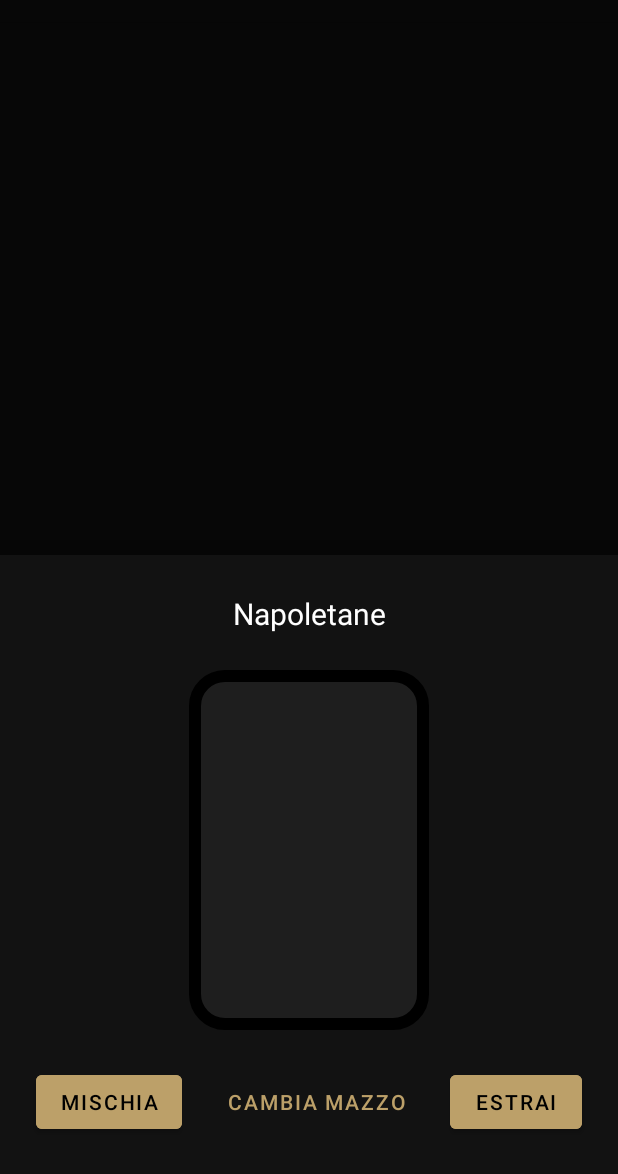
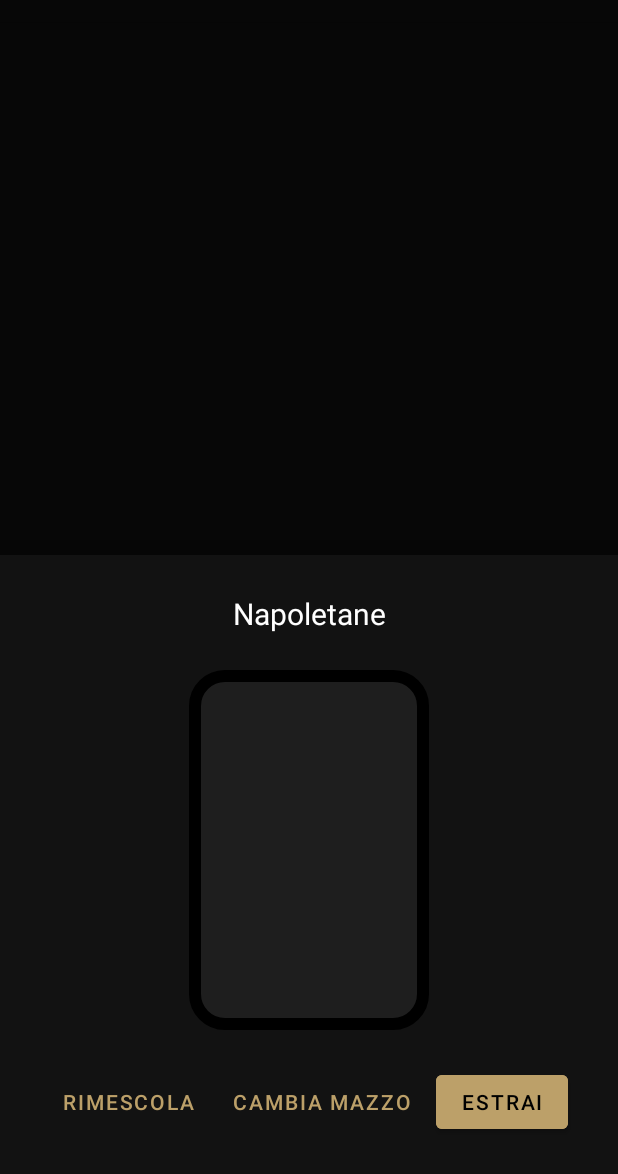
Before and after one commit to oresteLeone/Omnitop, an Android app: the fragment EstrazioneCarteFragment placed in its activity, on a phone screen of 412 x 824 dp, the part 62-1236 px from its top. Run offline under Robolectric (Android 15) with nearby library versions, the light colour scheme and no system bars.

Commit message:
piccola modifica layout carte

```diff
--- a/app/src/main/res/layout/estrazione_carte_layout.xml
+++ b/app/src/main/res/layout/estrazione_carte_layout.xml
@@ -53,7 +53,7 @@
             app:layout_constraintStart_toStartOf="@+id/card1"
             app:layout_constraintTop_toTopOf="@+id/card1"
             android:text=""
-            >
+            android:textSize="16sp"            >
 
         </TextView>
 
@@ -80,19 +80,20 @@
             android:text="@string/estraicarta"
             android:textColor="@color/black"
             app:layout_constraintBottom_toBottomOf="parent"
-            app:layout_constraintEnd_toEndOf="parent" />
+            app:layout_constraintEnd_toEndOf="parent"
+            app:layout_constraintStart_toEndOf="@+id/btn_change" />
 
         <Button
             android:id="@+id/btn_mischia"
-            style="@style/Widget.MaterialComponents.Button"
+            style="@style/Widget.MaterialComponents.Button.TextButton"
             android:layout_width="wrap_content"
             android:layout_height="wrap_content"
             android:layout_marginStart="24dp"
             android:layout_marginBottom="24dp"
-            android:backgroundTint="@color/Primary"
             android:text="@string/mischiaMazzo"
-            android:textColor="@color/black"
+            android:textColor="@color/Primary"
             app:layout_constraintBottom_toBottomOf="parent"
+            app:layout_constraintEnd_toStartOf="@+id/btn_change"
             app:layout_constraintStart_toStartOf="parent" />
 
 
--- a/app/src/main/res/values/strings.xml
+++ b/app/src/main/res/values/strings.xml
@@ -30,7 +30,7 @@
     <string name="displayCalcolatrice">Inserisci il tiro di dadi che vuoi effettuare...</string>
     <string name="cambiomazzobtn">CAMBIA MAZZO</string>
     <string name="estraicarta">ESTRAI</string>
-    <string name="mischiaMazzo">MISCHIA</string> name=""
+    <string name="mischiaMazzo">RIMESCOLA</string>
 
     <string name="CarteFrancesi">Francesi</string>
     <string name="CarteTarocchi">Tarocchi</string>
```
